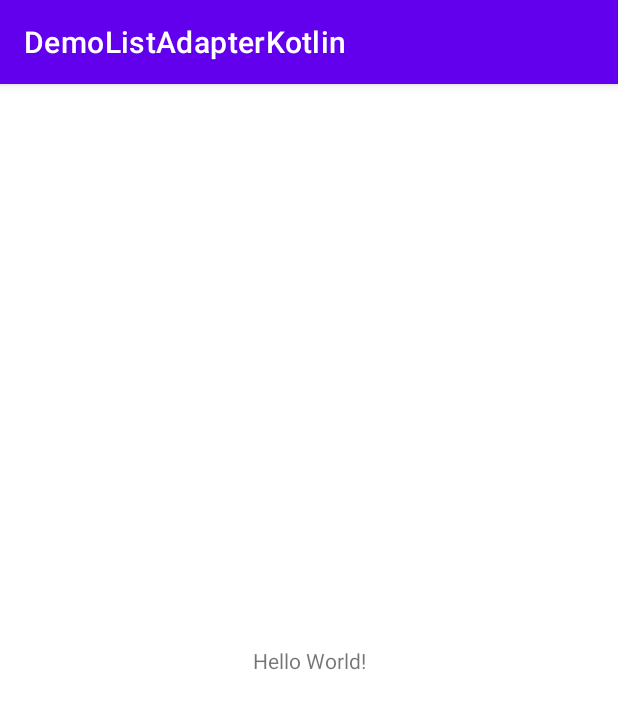
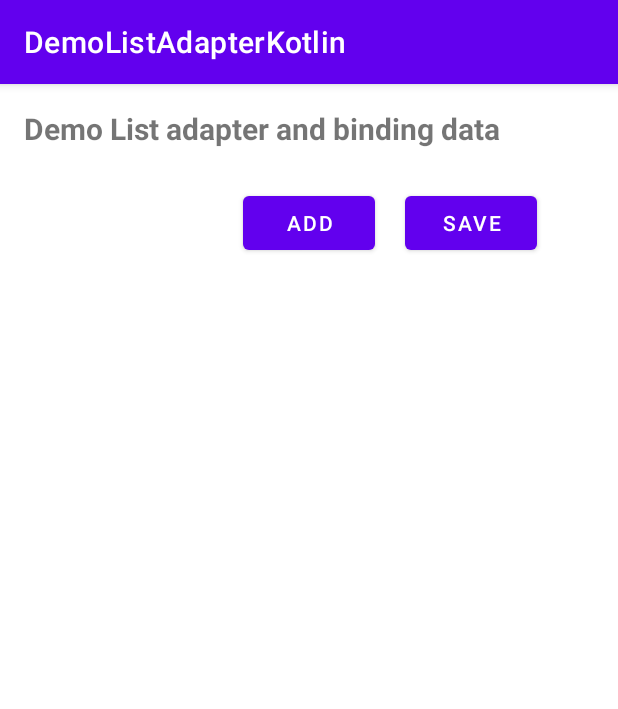
Before and after one commit to thienlipit/DemoAndoirdTutorials, an Android app: the screen it shows after launch (MainActivity), on a phone screen of 412 x 824 dp. Shown: the top 709 px of the screen. Run offline under Robolectric (Android 15) with nearby library versions, the phone set to English and light mode, and no system bars; our stand-ins replace data binding; 1 statement that could not run was skipped.

Commit message:
add code to listAdapter

```diff
--- a/DemoListAdapterKotlin/app/build.gradle
+++ b/DemoListAdapterKotlin/app/build.gradle
@@ -1,6 +1,7 @@
 plugins {
     id 'com.android.application'
     id 'org.jetbrains.kotlin.android'
+    id 'org.jetbrains.kotlin.kapt'
 }
 
 android {
@@ -29,6 +30,9 @@ android {
     kotlinOptions {
         jvmTarget = '1.8'
     }
+    buildFeatures {
+        dataBinding = true
+    }
 }
 
 dependencies {
--- a/DemoListAdapterKotlin/app/src/main/java/com/example/demolistadapterkotlin/MainActivity.kt
+++ b/DemoListAdapterKotlin/app/src/main/java/com/example/demolistadapterkotlin/MainActivity.kt
@@ -2,10 +2,48 @@ package com.example.demolistadapterkotlin
 
 import androidx.appcompat.app.AppCompatActivity
 import android.os.Bundle
+import android.util.Log
+import android.widget.Toast
+import com.example.demolistadapterkotlin.adapters.UserAdapter
+import com.example.demolistadapterkotlin.databinding.ActivityMainBinding
+import com.example.demolistadapterkotlin.models.User
+import com.example.demolistadapterkotlin.viewmodels.UserViewModel
 
 class MainActivity : AppCompatActivity() {
+    var adapter: UserAdapter? = null
+    private lateinit var binding: ActivityMainBinding
     override fun onCreate(savedInstanceState: Bundle?) {
         super.onCreate(savedInstanceState)
-        setContentView(R.layout.activity_main)
+        binding = ActivityMainBinding.inflate(layoutInflater)
+        setContentView(binding.root)
+
+        val listUser: MutableList<User> = mutableListOf()
+        val user = UserViewModel()
+        user.list.listUsers = listUser
+        binding.viewModel = user
+
+        val recyclerView = binding.recyclerView
+        adapter = UserAdapter()
+        recyclerView.adapter = adapter
+
+        binding.btnAdd.setOnClickListener {
+            val newUser = User()
+            listUser.add(newUser)
+            adapter!!.notifyDataSetChanged()
+        }
+
+        binding.btnSave.setOnClickListener {
+            val count = listUser.size
+            if(count > 0){
+                for(item in listUser){
+                    if(item.name.isEmpty() || item.age.isEmpty()){
+                        Toast.makeText(this, "empty field existed", Toast.LENGTH_LONG).show()
+                    } else Toast.makeText(this, "Ok user", Toast.LENGTH_LONG).show()
+
+                }
+            }
+        }
+
+
     }
 }
--- /dev/null
+++ b/DemoListAdapterKotlin/app/src/main/java/com/example/demolistadapterkotlin/models/UsersListening.kt
@@ -0,0 +1,14 @@
+package com.example.demolistadapterkotlin.models
+
+import androidx.databinding.BaseObservable
+import androidx.databinding.Bindable
+import com.example.demolistadapterkotlin.BR
+
+class UsersListening: BaseObservable() {
+    @get:Bindable
+    var listUsers: MutableList<User> = mutableListOf()
+    set(value) {
+        field = value
+        notifyPropertyChanged(BR.listUsers)
+    }
+}
--- /dev/null
+++ b/DemoListAdapterKotlin/app/src/main/java/com/example/demolistadapterkotlin/viewmodels/UserViewModel.kt
@@ -0,0 +1,8 @@
+package com.example.demolistadapterkotlin.viewmodels
+
+import androidx.lifecycle.ViewModel
+import com.example.demolistadapterkotlin.models.UsersListening
+
+class UserViewModel: ViewModel() {
+    var list = UsersListening()
+}
--- a/DemoListAdapterKotlin/app/src/main/res/layout/activity_main.xml
+++ b/DemoListAdapterKotlin/app/src/main/res/layout/activity_main.xml
@@ -1,18 +1,64 @@
 <?xml version="1.0" encoding="utf-8"?>
-<androidx.constraintlayout.widget.ConstraintLayout xmlns:android="http://schemas.android.com/apk/res/android"
+<layout xmlns:android="http://schemas.android.com/apk/res/android"
     xmlns:app="http://schemas.android.com/apk/res-auto"
-    xmlns:tools="http://schemas.android.com/tools"
-    android:layout_width="match_parent"
-    android:layout_height="match_parent"
-    tools:context=".MainActivity">
+    xmlns:tools="http://schemas.android.com/tools">
 
-    <TextView
-        android:layout_width="wrap_content"
-        android:layout_height="wrap_content"
-        android:text="Hello World!"
-        app:layout_constraintBottom_toBottomOf="parent"
-        app:layout_constraintLeft_toLeftOf="parent"
-        app:layout_constraintRight_toRightOf="parent"
-        app:layout_constraintTop_toTopOf="parent" />
+    <data>
+        <variable
+            name="viewModel"
+            type="com.example.demolistadapterkotlin.viewmodels.UserViewModel" />
+    </data>
+    <ScrollView
+        android:layout_width="match_parent"
+        android:layout_height="match_parent">
 
-</androidx.constraintlayout.widget.ConstraintLayout>
+        <RelativeLayout
+            android:layout_width="match_parent"
+            android:layout_height="wrap_content"
+            android:layout_marginHorizontal="16dp"
+            android:layout_marginVertical="16dp"
+            tools:context=".MainActivity">
+
+            <TextView
+                android:id="@+id/tv_title"
+                android:textSize="20sp"
+                android:textStyle="bold"
+                android:layout_width="match_parent"
+                android:layout_height="wrap_content"
+                android:text="Demo List adapter and binding data" />
+
+            <androidx.recyclerview.widget.RecyclerView
+                UserAdapter="@{viewModel.list.listUsers}"
+                android:layout_marginTop="15dp"
+                android:layout_width="match_parent"
+                android:layout_height="wrap_content"
+                android:id="@+id/recycler_view"
+                android:layout_below="@+id/tv_title"
+                android:divider="@null"
+                android:orientation="vertical"
+                app:layoutManager="androidx.recyclerview.widget.LinearLayoutManager"/>
+
+            <Button
+                android:layout_centerInParent="true"
+                android:layout_width="wrap_content"
+                android:layout_height="wrap_content"
+                android:id="@+id/btn_add"
+                android:layout_below="@id/recycler_view"
+                android:text="ADD"
+                android:layout_marginBottom="15dp"
+                android:layout_marginTop="10dp"/>
+            <Button
+                android:layout_width="wrap_content"
+                android:layout_height="wrap_content"
+                android:id="@+id/btn_save"
+                android:layout_toRightOf="@+id/btn_add"
+                android:layout_below="@id/recycler_view"
+                android:layout_marginTop="10dp"
+                android:layout_marginBottom="15dp"
+                android:layout_marginStart="20dp"
+                android:text="SAVE"/>
+
+        </RelativeLayout>
+    </ScrollView>
+
+</layout>
```
Also changed, not shown: DemoListAdapterKotlin/app/src/main/java/com/example/demolistadapterkotlin/adapters/UserAdapter.kt (added, +57 -0 lines), DemoListAdapterKotlin/app/src/main/java/com/example/demolistadapterkotlin/models/User.kt (added, +21 -0 lines), DemoListAdapterKotlin/app/src/main/res/layout/item.xml (added, +48 -0 lines).
